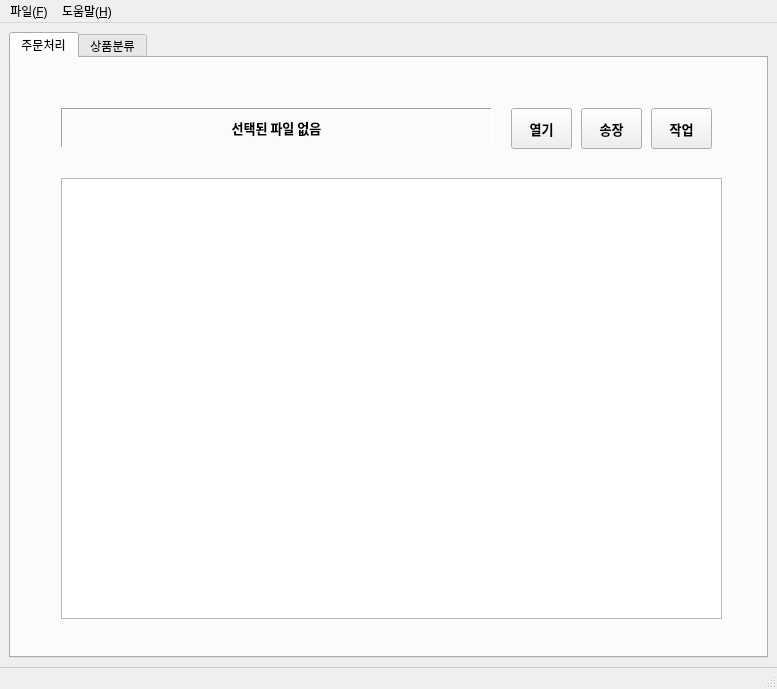
The window that ui/main_window.ui (Peanut0711/easy-fulfill) describes before a commit, drawn with Qt 5.
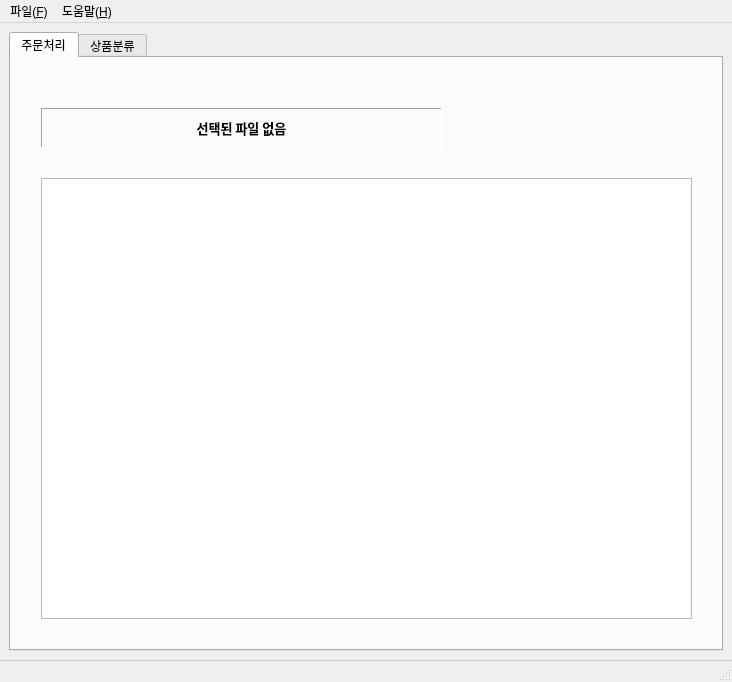
The same window after the commit.

Commit message: 메뉴바 제거, 툴바 수정, 아이콘 추가, 버튼 제거

What changed in the file:
```diff
--- a/ui/main_window.ui
+++ b/ui/main_window.ui
@@ -6,8 +6,8 @@
    <rect>
     <x>0</x>
     <y>0</y>
-    <width>777</width>
-    <height>689</height>
+    <width>732</width>
+    <height>682</height>
    </rect>
   </property>
   <property name="windowTitle">
@@ -32,81 +32,12 @@
        <attribute name="title">
         <string>주문처리</string>
        </attribute>
-       <widget class="QPushButton" name="selectFileButton">
-        <property name="geometry">
-         <rect>
-          <x>500</x>
-          <y>50</y>
-          <width>61</width>
-          <height>41</height>
-         </rect>
-        </property>
-        <property name="sizePolicy">
-         <sizepolicy hsizetype="Preferred" vsizetype="Preferred">
-          <horstretch>0</horstretch>
-          <verstretch>0</verstretch>
-         </sizepolicy>
-        </property>
-        <property name="font">
-         <font>
-          <pointsize>10</pointsize>
-          <bold>true</bold>
-         </font>
-        </property>
-        <property name="text">
-         <string>열기</string>
-        </property>
-       </widget>
-       <widget class="QPushButton" name="generateButton">
-        <property name="geometry">
-         <rect>
-          <x>640</x>
-          <y>50</y>
-          <width>61</width>
-          <height>41</height>
-         </rect>
-        </property>
-        <property name="sizePolicy">
-         <sizepolicy hsizetype="Preferred" vsizetype="Fixed">
-          <horstretch>0</horstretch>
-          <verstretch>0</verstretch>
-         </sizepolicy>
-        </property>
-        <property name="font">
-         <font>
-          <pointsize>10</pointsize>
-          <bold>true</bold>
-         </font>
-        </property>
-        <property name="text">
-         <string>작업</string>
-        </property>
-       </widget>
-       <widget class="QPushButton" name="exportInvoiceButton">
-        <property name="geometry">
-         <rect>
-          <x>570</x>
-          <y>50</y>
-          <width>61</width>
-          <height>41</height>
-         </rect>
-        </property>
-        <property name="font">
-         <font>
-          <pointsize>10</pointsize>
-          <bold>true</bold>
-         </font>
-        </property>
-        <property name="text">
-         <string>송장</string>
-        </property>
-       </widget>
        <widget class="QLabel" name="filePathLabel">
         <property name="geometry">
          <rect>
-          <x>50</x>
+          <x>30</x>
           <y>50</y>
-          <width>431</width>
+          <width>401</width>
           <height>40</height>
          </rect>
         </property>
@@ -148,9 +79,9 @@
        <widget class="QPlainTextEdit" name="plainTextEdit">
         <property name="geometry">
          <rect>
-          <x>50</x>
+          <x>30</x>
           <y>120</y>
-          <width>661</width>
+          <width>651</width>
           <height>441</height>
          </rect>
         </property>
@@ -377,7 +308,7 @@
     <rect>
      <x>0</x>
      <y>0</y>
-     <width>777</width>
+     <width>732</width>
      <height>33</height>
     </rect>
    </property>
```
The commit also changes 6 other files.
